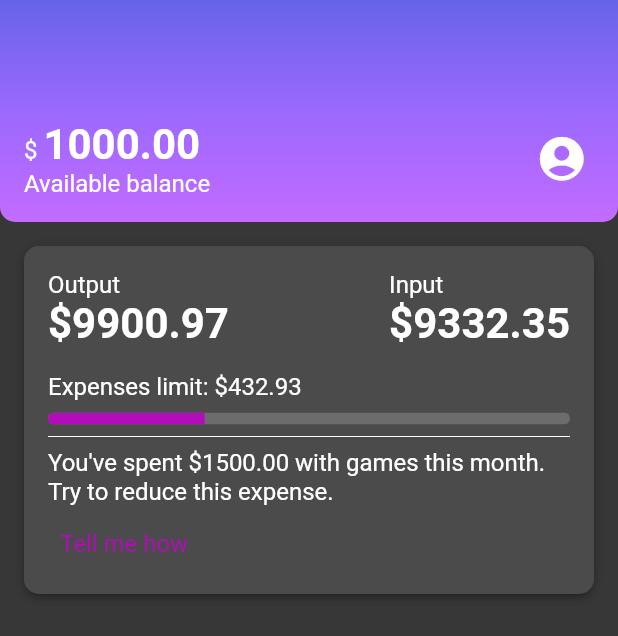
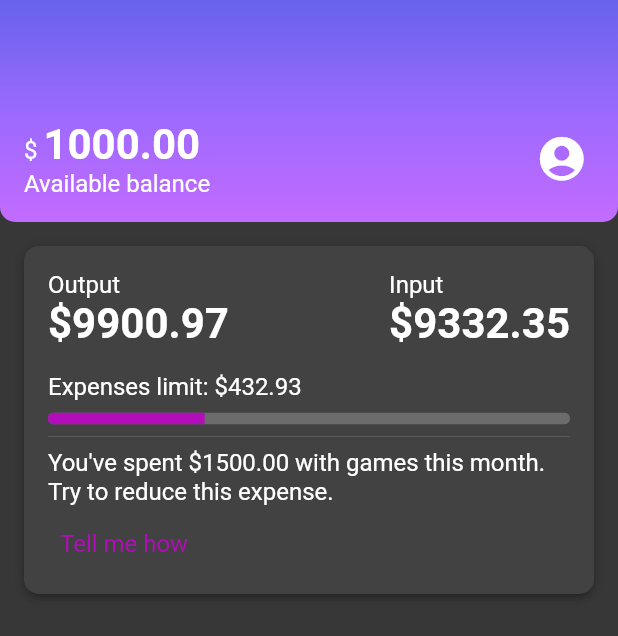
Before and after one commit to yukasolano/alurabank, a Flutter app: the screen it shows after launch, on a phone screen of 412 x 824 dp. Shown: the top 636 px of the screen. Run offline on Flutter 3.47's test engine with Material 2 defaults, Android fonts, the phone set to English and light mode, and no system bars.

Commit message:
Use darkTheme

```diff
--- a/lib/components/box_card.dart
+++ b/lib/components/box_card.dart
@@ -10,7 +10,8 @@ class BoxCard extends StatelessWidget {
     return Container(
       decoration: BoxDecoration(
           boxShadow: kElevationToShadow[3],
-          color: const Color.fromRGBO(75, 75, 75, 1),
+          //color: const Color.fromRGBO(75, 75, 75, 1),
+          color: Theme.of(context).cardColor,
           borderRadius: BorderRadius.circular(10)),
       padding: const EdgeInsets.all(16),
       child: boxContent,
--- a/lib/components/header.dart
+++ b/lib/components/header.dart
@@ -29,28 +29,26 @@ class Header extends StatelessWidget {
                 RichText(
                   text: const TextSpan(
                     text: '\$ ',
-                    style: TextStyle(fontSize: 16, color: Colors.white),
+                    style: TextStyle(fontSize: 16),
                     children: <TextSpan>[
                       TextSpan(
                         text: '1000.00',
                         style: TextStyle(
                             fontSize: 28,
-                            fontWeight: FontWeight.w700,
-                            color: Colors.white),
+                            fontWeight: FontWeight.w700,),
                       ),
                     ],
                   ),
                 ),
                 const Text(
                   "Available balance",
-                  style: TextStyle(fontSize: 16, color: Colors.white),
+                  style: TextStyle(fontSize: 16),
                 )
               ],
             ),
             const Icon(
               Icons.account_circle,
               size: 35,
-              color: Colors.white,
             )
           ],
         ),
--- a/lib/components/recent_activities.dart
+++ b/lib/components/recent_activities.dart
@@ -13,9 +13,7 @@ class RecentActivities extends StatelessWidget {
           children: [
             InOut(),
             Limit(),
-            Divider(
-              color: Colors.white,
-            ),
+            Divider(),
             Tips()
           ],
         ),
@@ -67,12 +65,12 @@ class InOutItem extends StatelessWidget {
         Text(
           title,
           style: TextStyle(
-              fontSize: 16, fontWeight: FontWeight.w400, color: Colors.white),
+              fontSize: 16, fontWeight: FontWeight.w400),
         ),
         Text(
           value,
           style: TextStyle(
-              fontSize: 28, fontWeight: FontWeight.w700, color: Colors.white),
+              fontSize: 28, fontWeight: FontWeight.w700),
         )
       ],
     );
@@ -90,7 +88,7 @@ class Limit extends StatelessWidget {
         const Text(
           "Expenses limit: \$432.93",
           style: TextStyle(
-              fontSize: 16, fontWeight: FontWeight.w400, color: Colors.white),
+              fontSize: 16, fontWeight: FontWeight.w400),
         ),
         Padding(
           padding: const EdgeInsets.only(top: 8),
@@ -120,7 +118,7 @@ class Tips extends StatelessWidget {
         Text(
           "You've spent \$1500.00 with games this month. Try to reduce this expense.",
           style: TextStyle(
-              fontSize: 16, fontWeight: FontWeight.w400, color: Colors.white),
+              fontSize: 16, fontWeight: FontWeight.w400),
         ),
         Padding(
           padding: EdgeInsets.fromLTRB(8, 16, 16, 8),
--- a/lib/main.dart
+++ b/lib/main.dart
@@ -10,6 +10,10 @@ class Alurabank extends StatelessWidget {
 
   @override
   Widget build(BuildContext context) {
-    return MaterialApp(title: "Alurabank", home: HomeScreen());
+    return MaterialApp(
+      title: "Alurabank",
+      theme: ThemeData.dark(),
+      home: const HomeScreen(),
+    );
   }
 }
```
